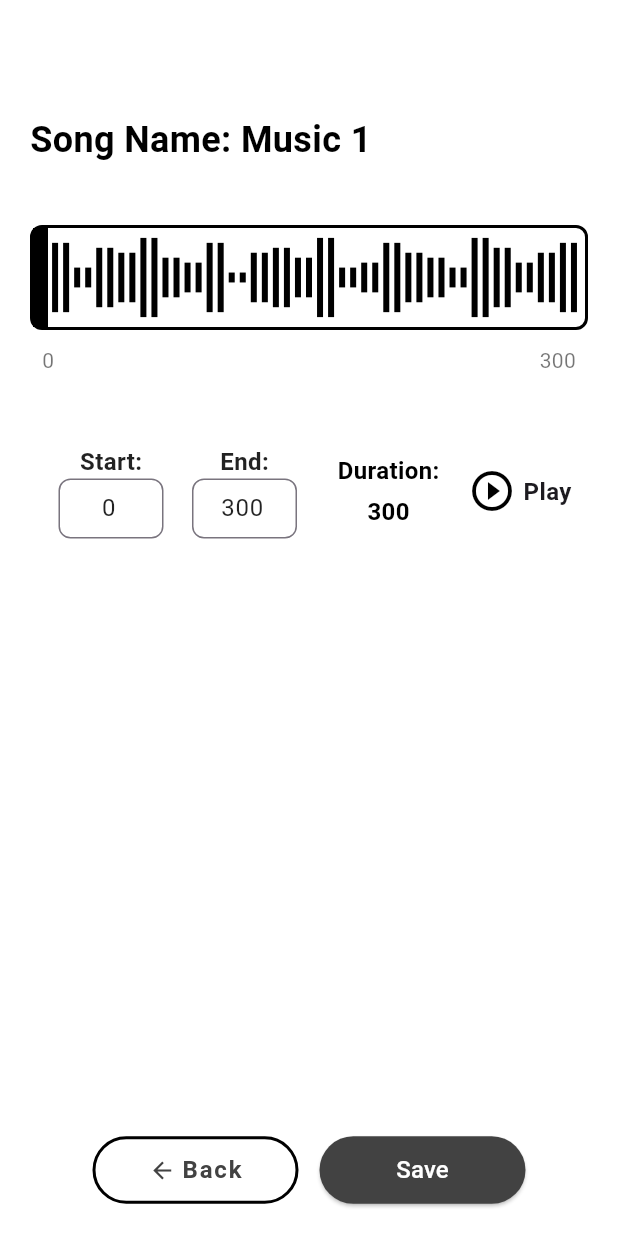
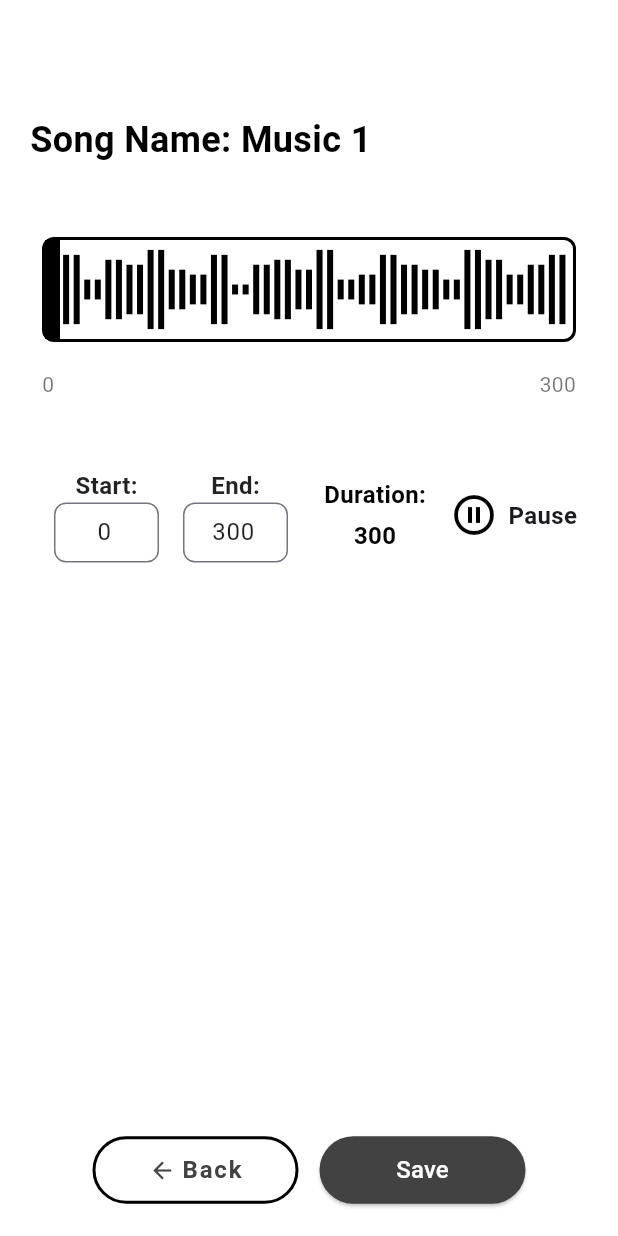
Before and after one commit to Amanbig/template, a Flutter app: the AudioCropperPage screen opened directly, after a tap on "Play", on a phone screen of 412 x 824 dp. Run offline on Flutter 3.47's test engine with Material 3 defaults, Android fonts, the light colour scheme and no system bars; our stand-ins replace audioplayers, file_picker, flutter_riverpod; missing offline and left inert: ffmpeg_kit_flutter; Roboto replaces fonts that are missing (Times New Roman).

Commit message:
new improvement

```diff
--- a/lib/pages/crop_page.dart
+++ b/lib/pages/crop_page.dart
@@ -240,7 +240,10 @@ class _AudioCropperPageState extends ConsumerState<AudioCropperPage> {
                   children: [
                     _buildWaveformDisplay(),
                     const SizedBox(height: 10),
-                    TimeLabels(start: _formatTime(start), end: _formatTime(end),),
+                    TimeLabels(
+                      start: _formatTime(start),
+                      end: _formatTime(end),
+                    ),
                     const SizedBox(height: 30),
                     _buildTimeControls(),
                   ],
@@ -254,7 +257,9 @@ class _AudioCropperPageState extends ConsumerState<AudioCropperPage> {
                 children: [
                   const SizedBox(height: 20),
                   // _buildActionButtons(),
-                  ActionButtons(cropAndSaveAudio: _cropAndSaveAudio,),
+                  ActionButtons(
+                    cropAndSaveAudio: _cropAndSaveAudio,
+                  ),
                 ],
               ),
             ),
@@ -265,7 +270,9 @@ class _AudioCropperPageState extends ConsumerState<AudioCropperPage> {
   }
 
   Widget _buildWaveformDisplay() {
-    return Container(
+    return Padding(
+      padding: const EdgeInsets.all(8.0),
+      child: Container(
         height: 70,
         decoration: BoxDecoration(
           border: Border.all(color: Colors.black, width: 2),
@@ -308,6 +315,7 @@ class _AudioCropperPageState extends ConsumerState<AudioCropperPage> {
               ],
             );
           },
+        ),
       ),
     );
   }
@@ -389,20 +397,38 @@ class _AudioCropperPageState extends ConsumerState<AudioCropperPage> {
                 mainAxisAlignment: MainAxisAlignment.spaceEvenly,
                 crossAxisAlignment: CrossAxisAlignment.center,
                 children: [
-                  TimeInput(controller: _startController, label: 'Start', isStart: true, isSmallScreen: isSmallScreen, updateTimeFromText: _updateTimeFromText),
-                  TimeInput(controller: _endController, label: 'End', isStart: false, isSmallScreen: isSmallScreen, updateTimeFromText: _updateTimeFromText),
+                  TimeInput(
+                      controller: _startController,
+                      label: 'Start',
+                      isStart: true,
+                      isSmallScreen: isSmallScreen,
+                      updateTimeFromText: _updateTimeFromText),
+                  TimeInput(
+                      controller: _endController,
+                      label: 'End',
+                      isStart: false,
+                      isSmallScreen: isSmallScreen,
+                      updateTimeFromText: _updateTimeFromText),
                   if (!isSmallScreen)
-                    TimeDisplay(label: 'Duration',time:  _formatTime(end - start),),
+                    TimeDisplay(
+                      label: 'Duration',
+                      time: _formatTime(end - start),
+                    ),
                   if (!isSmallScreen)
-                  Playbackcontrols(isPlaying: isPlaying, playPauseMusic: _playPauseMusic),
+                    PlaybackControls(
+                        isPlaying: isPlaying, playPauseMusic: _playPauseMusic),
                 ],
               ),
               const SizedBox(height: 10),
               if (isSmallScreen)
-                TimeDisplay(label: 'Duration',time:  _formatTime(end - start),),
+                TimeDisplay(
+                  label: 'Duration',
+                  time: _formatTime(end - start),
+                ),
               const SizedBox(height: 10),
               if (isSmallScreen)
-              Playbackcontrols(isPlaying: isPlaying, playPauseMusic: _playPauseMusic)
+                PlaybackControls(
+                    isPlaying: isPlaying, playPauseMusic: _playPauseMusic)
             ],
           );
         },
--- a/lib/widgets/PlayBackControls.dart
+++ b/lib/widgets/PlayBackControls.dart
@@ -1,9 +1,14 @@
 import 'package:flutter/material.dart';
 
-class Playbackcontrols extends StatelessWidget {
-  bool isPlaying = false;
+class PlaybackControls extends StatelessWidget {
+  bool isPlaying;
   var playPauseMusic;
-  Playbackcontrols({super.key, required this.isPlaying, required this.playPauseMusic});
+
+  PlaybackControls({
+    super.key,
+    required this.isPlaying,
+    required this.playPauseMusic,
+  });
 
   @override
   Widget build(BuildContext context) {
@@ -20,9 +25,7 @@ class Playbackcontrols extends StatelessWidget {
                   return ScaleTransition(scale: animation, child: child);
                 },
                 child: Icon(
-                  isPlaying
-                      ? Icons.pause_circle_outline
-                      : Icons.play_circle_outline,
+                  isPlaying ? Icons.pause_circle_outline : Icons.play_circle_outline,
                   key: ValueKey<bool>(isPlaying),
                   size: 32, // Ensure consistent size
                   color: Colors.black,
@@ -31,12 +34,16 @@ class Playbackcontrols extends StatelessWidget {
               const SizedBox(width: 5),
               AnimatedSwitcher(
                 duration: const Duration(milliseconds: 200),
-                child: Text(
-                  !isPlaying ? 'Play' : 'Pause',
-                  key: ValueKey<bool>(isPlaying),
-                  style: const TextStyle(
-                    fontSize: 16,
-                    fontWeight: FontWeight.bold,
+                child: SizedBox(
+                  width: 50, // Fixed width to avoid layout shifts
+                  child: Text(
+                    isPlaying ? 'Pause' : 'Play',
+                    key: ValueKey<bool>(isPlaying),
+                    textAlign: TextAlign.center,
+                    style: const TextStyle(
+                      fontSize: 16,
+                      fontWeight: FontWeight.bold,
+                    ),
                   ),
                 ),
               ),
```
Lines whose indentation alone changed are shown as unchanged.
